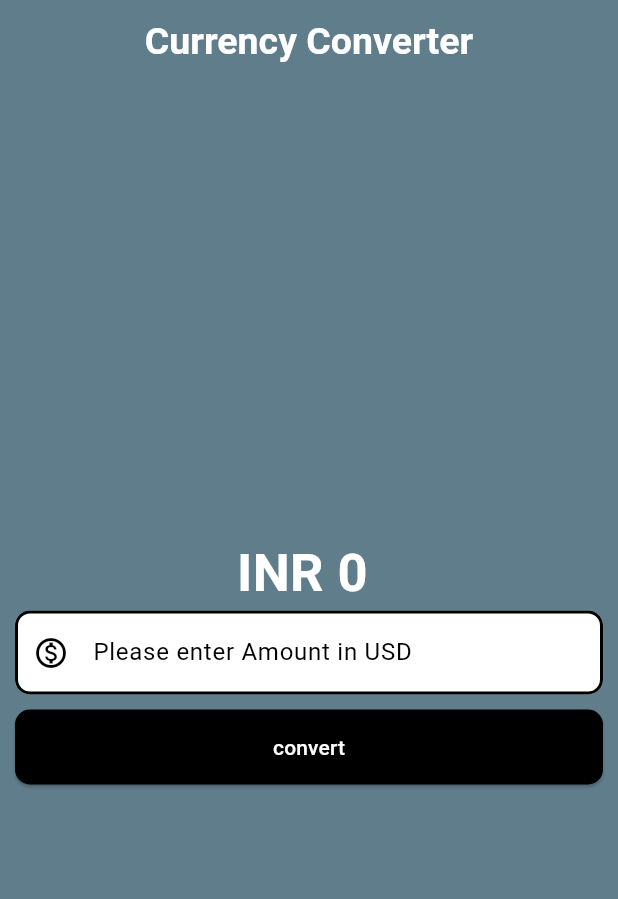
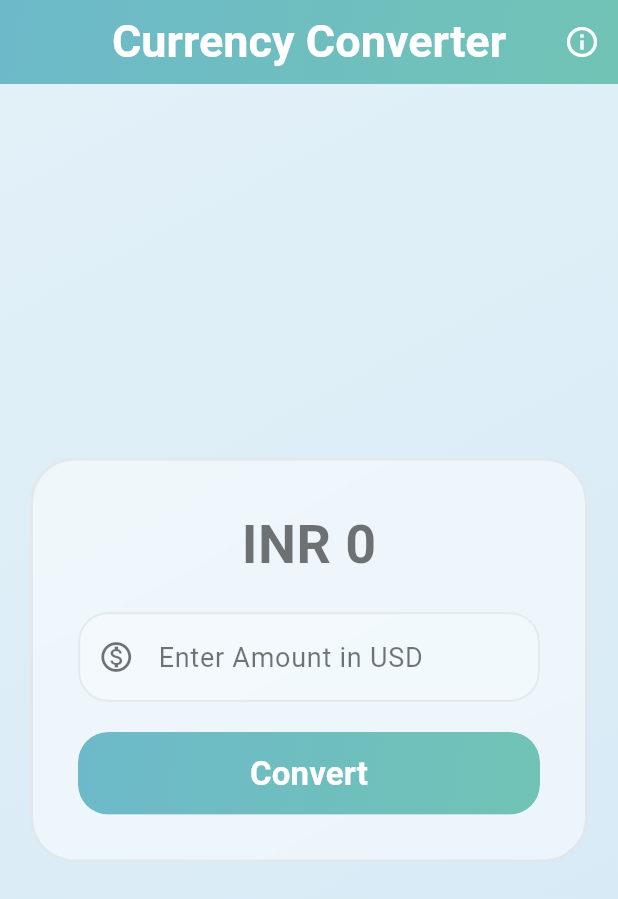
Before and after one commit to deepanshigautam/currencyConverter, a Flutter app: the screen it shows after launch, on a phone screen of 412 x 824 dp. Shown: the top 899 px of the screen. Run offline on Flutter 3.47's test engine with Material 3 defaults, Android fonts, the phone set to English and light mode, and no system bars.

Commit message:
Ui Updated

```diff
--- a/lib/cc_material_page.dart
+++ b/lib/cc_material_page.dart
@@ -1,7 +1,9 @@
+import 'dart:ui'; // Required for BackdropFilter
 import 'package:flutter/material.dart';
 
 class CurCovMaterialPage extends StatefulWidget {
   const CurCovMaterialPage({super.key});
+
   @override
   State<CurCovMaterialPage> createState() => _CurCovMaterialPageState();
 }
@@ -10,87 +12,173 @@ class _CurCovMaterialPageState extends State<CurCovMaterialPage> {
   double result = 0;
   final TextEditingController textEditingController = TextEditingController();
 
-void convert(){
-  result = double.parse(textEditingController.text) * 81;
-  setState((){});
+  void convert() {
+    if (textEditingController.text.isNotEmpty) {
+      result = double.parse(textEditingController.text) * 81; // Example conversion rate
+      setState(() {});
+    }
   }
 
   @override
   Widget build(BuildContext context) {
-
-    final border = OutlineInputBorder(
-      borderSide: const BorderSide(
-        color: Colors.black,
-        width: 2.0,
-        style: BorderStyle.solid,
+    return Scaffold(
+      appBar: AppBar(
+        flexibleSpace: Container(
+          decoration: const BoxDecoration(
+            gradient: LinearGradient(
+              colors: [Color.fromARGB(255, 109, 185, 202), Color.fromARGB(255, 113, 195, 181)], // Teal to Light Blue gradient
+              begin: Alignment.topLeft,
+              end: Alignment.bottomRight,
             ),
-      borderRadius: BorderRadius.circular(10.0),
-    );
-    return Scaffold(
-      backgroundColor: Colors.blueGrey,
-      appBar: AppBar(
-        backgroundColor: Colors.blueGrey,
-        elevation: 0,
+          ),
+        ),
         title: const Text(
           'Currency Converter',
           style: TextStyle(
             color: Colors.white,
-            fontSize: 25,
+            fontSize: 30,
             fontWeight: FontWeight.bold,
           ),
         ),
         centerTitle: true,
+        actions: [
+          IconButton(
+            icon: const Icon(Icons.info_outline, color: Colors.white),
+            onPressed: () {
+              showDialog(
+                context: context,
+                builder: (context) => AlertDialog(
+                  title: const Text('About this App'),
+                  content: const Text(
+                    'This app converts USD to INR. Input the amount in USD and hit Convert.',
                   ),
-      body: Center(
+                  actions: [
+                    TextButton(
+                      onPressed: () => Navigator.of(context).pop(),
+                      child: const Text('Close'),
+                    ),
+                  ],
+                ),
+              );
+            },
+          ),
+        ],
+      ),
+      body: Container(
+        decoration: const BoxDecoration(
+          gradient: LinearGradient(
+            colors: [Color(0xFFE2F1F8), Color(0xFFD5E8F5)], // Soft background gradient
+            begin: Alignment.topLeft,
+            end: Alignment.bottomRight,
+          ),
+        ),
+        child: Center(
           child: Padding(
-          padding: const EdgeInsets.all(10),
+            padding: const EdgeInsets.symmetric(horizontal: 20.0),
+            child: ClipRRect(
+              borderRadius: BorderRadius.circular(30.0),
+              child: BackdropFilter(
+                filter: ImageFilter.blur(sigmaX: 20.0, sigmaY: 20.0), // Blur effect
+                child: Container(
+                  decoration: BoxDecoration(
+                    color: Colors.white.withOpacity(0.5), // Increased opacity for visibility
+                    borderRadius: BorderRadius.circular(30.0),
+                    border: Border.all(color: Colors.grey.withOpacity(0.16), width: 2), // Thicker and lighter border
+                  ),
+                  padding: const EdgeInsets.all(30.0),
                   child: Column(
-            mainAxisAlignment: MainAxisAlignment.center,
+                    mainAxisSize: MainAxisSize.min,
                     children: [
+                      // Display for the result
                       Text(
-               'INR ${result!=0? result.toStringAsFixed(3): result.toStringAsFixed(0)} ',
+                        'INR ${result != 0 ? result.toStringAsFixed(3) : result.toStringAsFixed(0)}',
                         style: const TextStyle(
-                    fontSize: 35,
+                          fontSize: 36,
                           fontWeight: FontWeight.bold,
-                    color: Colors.white),
+                          color: Colors.black54,
                         ),
-              TextField(
+                      ),
+                      const SizedBox(height: 20),
+                      // Glassmorphism effect for the text field
+                      ClipRRect(
+                        borderRadius: BorderRadius.circular(20.0),
+                        child: BackdropFilter(
+                          filter: ImageFilter.blur(sigmaX: 10.0, sigmaY: 10.0),
+                          child: Container(
+                            decoration: BoxDecoration(
+                              color: Colors.white.withOpacity(0.3), // Increased opacity for the text field
+                              borderRadius: BorderRadius.circular(20.0),
+                              border: Border.all(color: Colors.grey.withOpacity(0.16), width: 1.5), // Thicker and lighter border
+                            ),
+                            child: TextField(
                               controller: textEditingController,
                               style: const TextStyle(
                                 color: Colors.black,
+                                fontSize: 18,
                               ),
-                decoration: InputDecoration(
-                  hintText: 'Please enter Amount in USD',
-                  hintStyle: const TextStyle(
-                    color: Colors.black,
+                              decoration: const InputDecoration(
+                                hintText: 'Enter Amount in USD',
+                                hintStyle: TextStyle(
+                                  color: Colors.black54,
                                 ),
-                  prefixIcon: const Icon(
+                                prefixIcon: Icon(
                                   Icons.monetization_on_outlined,
-                    color: Colors.black, // Set the icon color directly here
+                                  color: Colors.black54,
                                 ),
-                  filled: true,
-                  fillColor: Colors.white,
-                  focusedBorder: border,
-                  enabledBorder: border,
+                                filled: false,
+                                focusedBorder: InputBorder.none,
+                                enabledBorder: InputBorder.none,
+                                contentPadding: EdgeInsets.symmetric(vertical: 15.0),
                               ),
-                keyboardType:
-                    const TextInputType.numberWithOptions(decimal: true),
-              ),
-              const SizedBox(
-                height: 10,
-              ),
-              ElevatedButton(
-                  onPressed: convert,
-                  style: TextButton.styleFrom(
-                    backgroundColor: Colors.black,
-                    foregroundColor: Colors.white,
-                    minimumSize: const Size(double.infinity, 50),
-                    shape: RoundedRectangleBorder(
-                      borderRadius: BorderRadius.circular(10.0),
+                              keyboardType: const TextInputType.numberWithOptions(decimal: true),
                             ),
                           ),
-                  child: const Text('convert'))
+                        ),
+                      ),
+                      const SizedBox(height: 20),
+                      // Button with updated styling
+                      ClipRRect(
+                        borderRadius: BorderRadius.circular(20.0),
+                        child: Container(
+                          decoration: BoxDecoration(
+                            gradient: const LinearGradient(
+                              colors: [Color.fromARGB(255, 109, 185, 202), Color.fromARGB(255, 113, 195, 181)], // Button gradient
+                              begin: Alignment.topLeft,
+                              end: Alignment.bottomRight,
+                            ),
+                            borderRadius: BorderRadius.circular(20.0),
+                            boxShadow: const [
+                              BoxShadow(
+                                color: Colors.black12,
+                                blurRadius: 15.0,
+                                offset: Offset(0, 6),
+                              ),
                             ],
+                          ),
+                          child: ElevatedButton(
+                            onPressed: convert,
+                            style: ElevatedButton.styleFrom(
+                              backgroundColor: Colors.transparent,
+                              foregroundColor: Colors.white,
+                              minimumSize: const Size(double.infinity, 55),
+                              shape: RoundedRectangleBorder(
+                                borderRadius: BorderRadius.circular(20.0),
+                              ),
+                              elevation: 0,
+                              shadowColor: Colors.transparent,
+                            ),
+                            child: const Text(
+                              'Convert',
+                              style: TextStyle(fontSize: 22, fontWeight: FontWeight.w600),
+                            ),
+                          ),
+                        ),
+                      ),
+                    ],
+                  ),
+                ),
+              ),
+            ),
           ),
         ),
       ),
```
Lines whose indentation alone changed are shown as unchanged.
